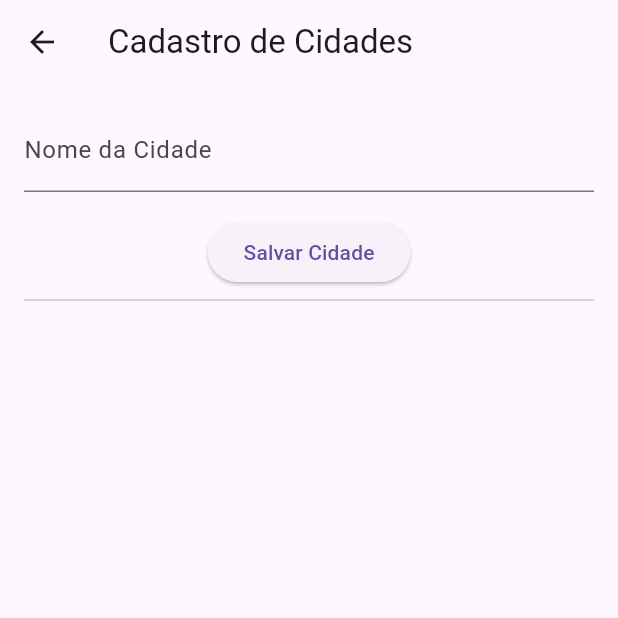
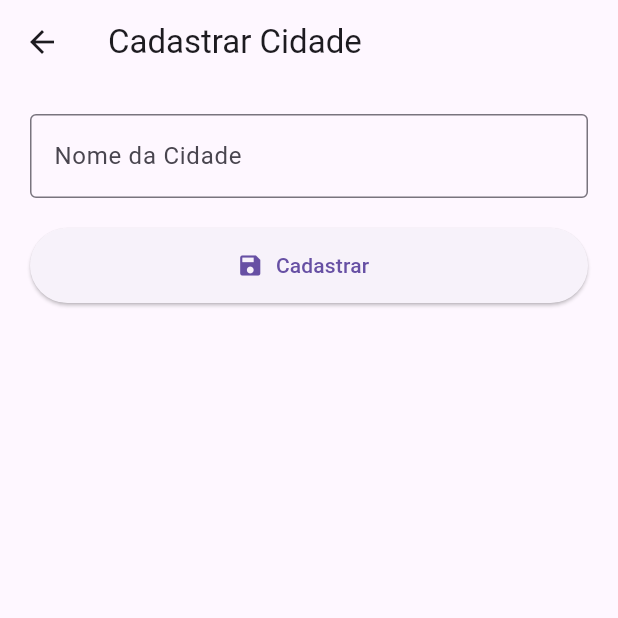
Before and after one commit to andreghenssler2/aula101125, a Flutter app: the CadastroCidadePage screen opened by its route, on a phone screen of 412 x 824 dp, the top half of it. Run offline on Flutter 3.47's test engine with Material 3 defaults, Android fonts, the phone set to English and light mode, and no system bars; our stand-ins replace sqflite; accounts and stored records are empty.

Commit message:
Atualiza 1907

```diff
--- a/lib/db/db_helper.dart
+++ b/lib/db/db_helper.dart
@@ -47,6 +47,12 @@ dataNascimento TEXT NOT NULL,
 cidadeNascimento TEXT NOT NULL
 )
 ''');
+await db.execute('''
+  CREATE TABLE cidades (
+    id INTEGER PRIMARY KEY AUTOINCREMENT,
+    nomeCidade TEXT NOT NULL
+  )
+''');
   }
 
   // Fecha o banco (quando necessário)
--- a/lib/main.dart
+++ b/lib/main.dart
@@ -31,6 +31,7 @@ Future<void> main() async {
       child: const MyApp(),
     ),
   );
+
 }
 
 // Widget raiz da aplicação
--- a/lib/view/cadastro_cidade_page.dart
+++ b/lib/view/cadastro_cidade_page.dart
@@ -1,10 +1,11 @@
 import 'package:flutter/material.dart';
 import 'package:provider/provider.dart';
+import '../model/cidade.dart';
 import '../viewmodel/cidade_viewmodel.dart';
-import '../model/cidade.dart';
 
 class CadastroCidadePage extends StatefulWidget {
-  const CadastroCidadePage({super.key});
+  final Cidade? cidade; // se for null => novo cadastro
+  const CadastroCidadePage({super.key, this.cidade});
 
   @override
   State<CadastroCidadePage> createState() => _CadastroCidadePageState();
@@ -12,61 +13,84 @@ class CadastroCidadePage extends StatefulWidget {
 
 class _CadastroCidadePageState extends State<CadastroCidadePage> {
   final _formKey = GlobalKey<FormState>();
-  final _nomeController = TextEditingController();
+  final TextEditingController _nomeController = TextEditingController();
+
+  @override
+  void initState() {
+    super.initState();
+    if (widget.cidade != null) {
+      _nomeController.text = widget.cidade!.nomeCidade;
+    }
+  }
+
+  @override
+  void dispose() {
+    _nomeController.dispose();
+    super.dispose();
+  }
+
+  Future<void> _salvar() async {
+      if (_formKey.currentState!.validate()) {
+      final viewModel = context.read<CidadeViewModel>();
+
+      final novaCidade = Cidade(
+        id: widget.cidade?.id,
+        nomeCidade: _nomeController.text.trim(),
+      );
+
+      if (widget.cidade == null) {
+        await viewModel.adicionarCidade(novaCidade);
+      } else {
+        await viewModel.atualizarCidade(novaCidade);
+      }
+
+      // ✅ Recarrega as cidades para atualizar o diálogo de busca
+      await viewModel.carregarCidades();
+
+      if (mounted) {
+        Navigator.pop(context); // volta para a tela anterior
+      }
+    }
+  }
 
   @override
   Widget build(BuildContext context) {
-    final cidadeVM = Provider.of<CidadeViewModel>(context);
+    final isEditando = widget.cidade != null;
 
     return Scaffold(
-      appBar: AppBar(title: const Text('Cadastro de Cidades')),
+      appBar: AppBar(
+        title: Text(isEditando ? 'Editar Cidade' : 'Cadastrar Cidade'),
+      ),
       body: Padding(
-        padding: const EdgeInsets.all(16.0),
-        child: Column(
-          children: [
-            Form(
-              key: _formKey,
-              child: TextFormField(
+        padding: const EdgeInsets.all(20.0),
+        child: Form(
+          key: _formKey,
+          child: Column(
+            children: [
+              TextFormField(
                 controller: _nomeController,
-                decoration: const InputDecoration(labelText: 'Nome da Cidade'),
+                decoration: const InputDecoration(
+                  labelText: 'Nome da Cidade',
+                  border: OutlineInputBorder(),
+                ),
                 validator: (value) {
-                  if (value == null || value.isEmpty) {
+                  if (value == null || value.trim().isEmpty) {
                     return 'Informe o nome da cidade';
                   }
                   return null;
                 },
               ),
-            ),
-            const SizedBox(height: 16),
-            ElevatedButton(
-              onPressed: () async {
-                if (_formKey.currentState!.validate()) {
-                  final novaCidade = Cidade(
-                    id: cidadeVM.cidades.length + 1,
-                    nomeCidade: _nomeController.text.trim(),
-                  );
-                  await cidadeVM.adicionarCidade(novaCidade);
-                  _nomeController.clear();
-                  ScaffoldMessenger.of(context).showSnackBar(
-                    const SnackBar(content: Text('Cidade adicionada!')),
-                  );
-                }
-              },
-              child: const Text('Salvar Cidade'),
-            ),
-            const Divider(),
-            Expanded(
-              child: ListView.builder(
-                itemCount: cidadeVM.cidades.length,
-                itemBuilder: (context, index) {
-                  final cidade = cidadeVM.cidades[index];
-                  return ListTile(
-                    title: Text(cidade.nomeCidade),
-                  );
-                },
+              const SizedBox(height: 20),
+              ElevatedButton.icon(
+                onPressed: _salvar,
+                icon: const Icon(Icons.save),
+                label: Text(isEditando ? 'Atualizar' : 'Cadastrar'),
+                style: ElevatedButton.styleFrom(
+                  minimumSize: const Size(double.infinity, 50),
+                ),
               ),
-            ),
-          ],
+            ],
+          ),
         ),
       ),
     );
```
Also changed, not shown: lib/view/cadastro_cliente_page.dart (+18 -4 lines), lib/view/lista_cidade_page.dart (added, +95 -0 lines), lib/viewmodel/cidade_viewmodel.dart (+6 -6 lines).
